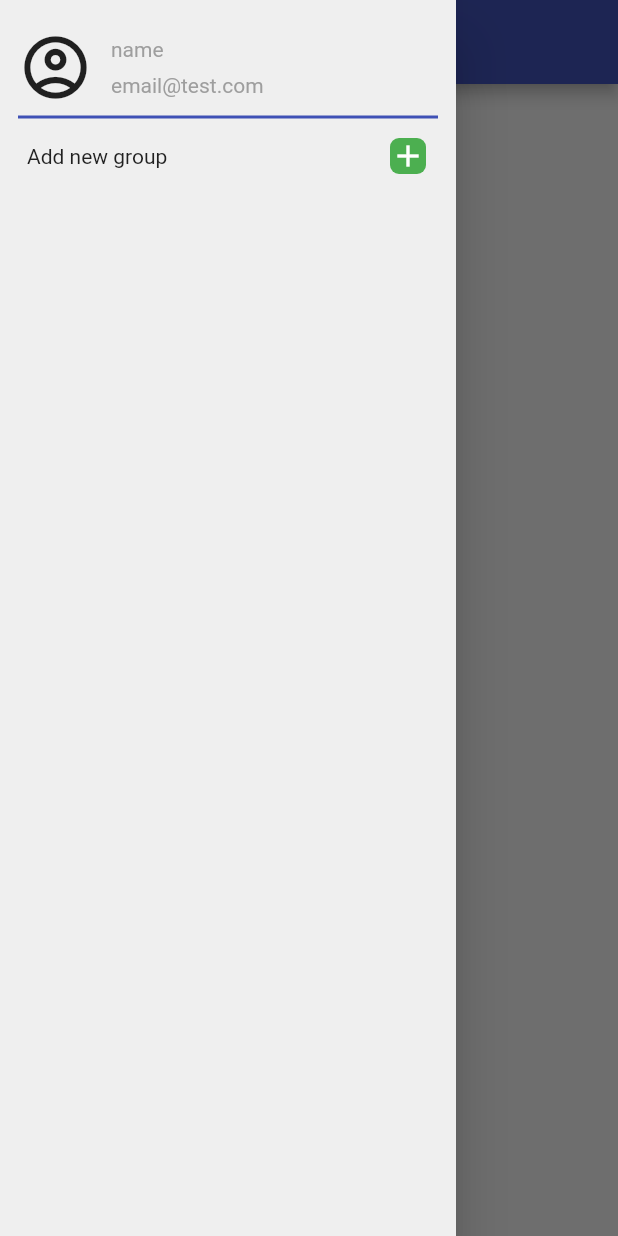
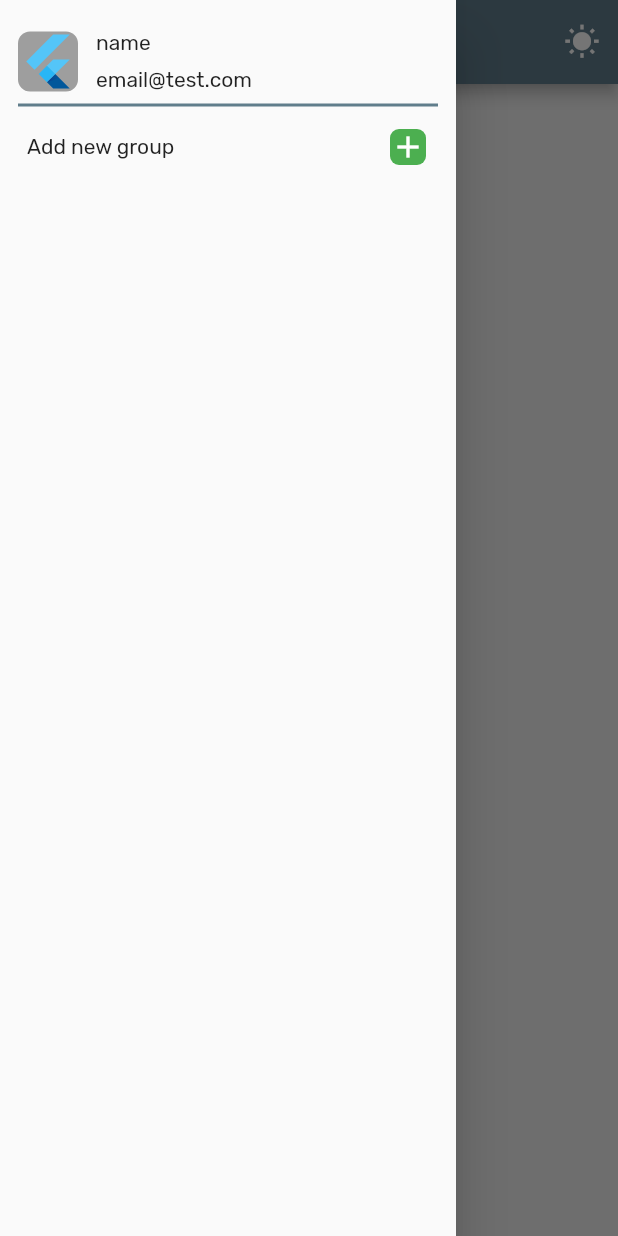
Before and after one commit to davinci150/todo_task, a Flutter app: the screen it shows after launch, with the side drawer open, on a phone screen of 412 x 824 dp. Run offline on Flutter 3.47's test engine with Material 2 defaults, Android fonts, the phone set to English and light mode, and no system bars; our stand-ins replace shared_preferences.

Commit message:
feat: change theme

```diff
--- a/lib/home_page.dart
+++ b/lib/home_page.dart
@@ -3,8 +3,10 @@ import 'dart:convert';
 import 'package:flutter/material.dart';
 import 'package:flutter/scheduler.dart';
 import 'package:flutter/services.dart';
+import 'package:provider/provider.dart';
 import 'package:shared_preferences/shared_preferences.dart';
 
+import 'main.dart';
 import 'model/group_model.dart';
 import 'model/task_model.dart';
 import 'widget/task_item_widget.dart';
@@ -57,12 +59,13 @@ class _MyHomePageState extends State<MyHomePage> {
 
   @override
   Widget build(BuildContext context) {
+    return Consumer<ModelTheme>(
+        builder: (context, ModelTheme themeNotifier, child) {
       return GestureDetector(
         onTap: () => FocusScope.of(context).unfocus(),
         child: Scaffold(
-        backgroundColor: const Color(0xFFEFEFEF),
           drawer: Drawer(
-            backgroundColor: const Color(0xFFEFEFEF),
+              //backgroundColor: const Color(0xFFEFEFEF),
               child: Padding(
             padding: const EdgeInsets.symmetric(horizontal: 12),
             child: Column(
@@ -73,9 +76,14 @@ class _MyHomePageState extends State<MyHomePage> {
                 ),
                 Row(
                   children: [
-                      const Icon(
-                        Icons.account_circle_outlined,
-                        size: 50,
+                    Container(
+                      height: 40,
+                      width: 40,
+                      decoration: BoxDecoration(
+                        color: Colors.grey,
+                        borderRadius: BorderRadius.circular(8),
+                      ),
+                      child: FlutterLogo(),
                     ),
                     const SizedBox(
                       width: 12,
@@ -85,14 +93,14 @@ class _MyHomePageState extends State<MyHomePage> {
                       children: const [
                         Text(
                           'name',
-                            style: TextStyle(color: Colors.grey),
+                          //style: TextStyle(color: Colors.grey),
                         ),
                         SizedBox(
                           height: 8,
                         ),
                         Text(
                           'email@test.com',
-                            style: TextStyle(color: Colors.grey),
+                          // style: TextStyle(color: Colors.grey),
                         ),
                       ],
                     )
@@ -110,6 +118,17 @@ class _MyHomePageState extends State<MyHomePage> {
             ),
           )),
           appBar: AppBar(
+            actions: [
+              IconButton(
+                  onPressed: () {
+                    themeNotifier.isDark
+                        ? themeNotifier.isDark = false
+                        : themeNotifier.isDark = true;
+                  },
+                  icon: Icon(themeNotifier.isDark
+                      ? Icons.nightlight_round
+                      : Icons.wb_sunny))
+            ],
             title: Text(selectedGroup?.text ?? 'TODO TASK'),
           ),
           body: selectedGroup == null
@@ -185,6 +204,7 @@ class _MyHomePageState extends State<MyHomePage> {
                 ),
         ),
       );
+    });
   }
 
   Widget groupItemWidget(GroupModel groupModel) {
@@ -200,17 +220,12 @@ class _MyHomePageState extends State<MyHomePage> {
         decoration: selectedGroup != groupModel
             ? null
             : BoxDecoration(
-                borderRadius: BorderRadius.circular(8), color: Colors.white),
+                borderRadius: BorderRadius.circular(8),
+                color: Theme.of(context).primaryColor),
         child: Row(
           mainAxisAlignment: MainAxisAlignment.spaceBetween,
           children: [
-            Text(
-              groupModel.text!,
-              style: TextStyle(
-                  color: selectedGroup == groupModel
-                      ? Colors.blueGrey
-                      : Colors.grey),
-            ),
+            Text(groupModel.text!),
             IconButton(
                 onPressed: () {
                   showDeleteGroupDialog(groupModel);
@@ -232,7 +247,7 @@ class _MyHomePageState extends State<MyHomePage> {
         showAddGroupDialog();
       },
       child: Container(
-        margin: const EdgeInsets.only(top: 6, bottom: 6),
+        margin: const EdgeInsets.only(top: 8, bottom: 8),
         padding: const EdgeInsets.fromLTRB(6, 0, 8, 0),
         child: Row(
           mainAxisAlignment: MainAxisAlignment.spaceBetween,
--- a/lib/main.dart
+++ b/lib/main.dart
@@ -1,5 +1,6 @@
 import 'package:flutter/material.dart';
-
+import 'package:shared_preferences/shared_preferences.dart';
+import 'package:provider/provider.dart';
 import 'home_page.dart';
 
 void main() {
@@ -11,13 +12,77 @@ class MyApp extends StatelessWidget {
 
   @override
   Widget build(BuildContext context) {
-    return MaterialApp(
-      title: 'Flutter Demo',
-      debugShowCheckedModeBanner: false,
-      theme: ThemeData(
-        primarySwatch: Colors.indigo,
-      ),
-      home: const MyHomePage(),
+    return ChangeNotifierProvider(
+      create: (_) => ModelTheme(),
+      child: Consumer<ModelTheme>(
+          builder: (context, ModelTheme themeNotifier, child) {
+        return MaterialApp(
+          title: 'Flutter Demo',
+          theme: themeNotifier.isDark ? darkTheme() : lightTheme(),
+          debugShowCheckedModeBanner: false,
+          home: const MyHomePage(),
+        );
+      }),
     );
   }
 }
+
+ThemeData darkTheme() {
+  return ThemeData(
+      fontFamily: 'Rubik-Regular',
+      primaryColor: const Color(0xFF7165ca),
+      cardColor: const Color(0xFF282b38),
+      appBarTheme: const AppBarTheme(backgroundColor: Color(0xFF23232b)),
+      brightness: Brightness.dark,
+      scaffoldBackgroundColor: const Color(0xFF23232b),
+      floatingActionButtonTheme: const FloatingActionButtonThemeData(
+          shape: RoundedRectangleBorder(
+              borderRadius: BorderRadius.all(Radius.circular(20))),
+          backgroundColor: Color(0xFF7165ca)));
+}
+
+ThemeData lightTheme() {
+  return ThemeData(
+      fontFamily: 'Rubik-Regular',
+      brightness: Brightness.light,
+      appBarTheme: const AppBarTheme(backgroundColor: Colors.blueGrey),
+      primaryColor: Colors.blueGrey,
+      scaffoldBackgroundColor: const Color(0xFFEFEFEF));
+}
+
+class MyThemePreferences {
+  static const themeKey = "theme_key";
+
+  setTheme(bool value) async {
+    SharedPreferences sharedPreferences = await SharedPreferences.getInstance();
+    sharedPreferences.setBool(themeKey, value);
+  }
+
+  getTheme() async {
+    SharedPreferences sharedPreferences = await SharedPreferences.getInstance();
+    return sharedPreferences.getBool(themeKey) ?? false;
+  }
+}
+
+class ModelTheme extends ChangeNotifier {
+  late bool _isDark;
+  late MyThemePreferences _preferences;
+  bool get isDark => _isDark;
+
+  ModelTheme() {
+    _isDark = false;
+    _preferences = MyThemePreferences();
+    getPreferences();
+  }
+//Switching the themes
+  set isDark(bool value) {
+    _isDark = value;
+    _preferences.setTheme(value);
+    notifyListeners();
+  }
+
+  getPreferences() async {
+    _isDark = await _preferences.getTheme();
+    notifyListeners();
+  }
+}
```
Also changed, not shown: lib/widget/task_item_widget.dart (+8 -5 lines), pubspec.yaml (+5 -30 lines), assets/fonts/Rubik-Regular.ttf (added). Lines whose indentation alone changed are shown as unchanged.
